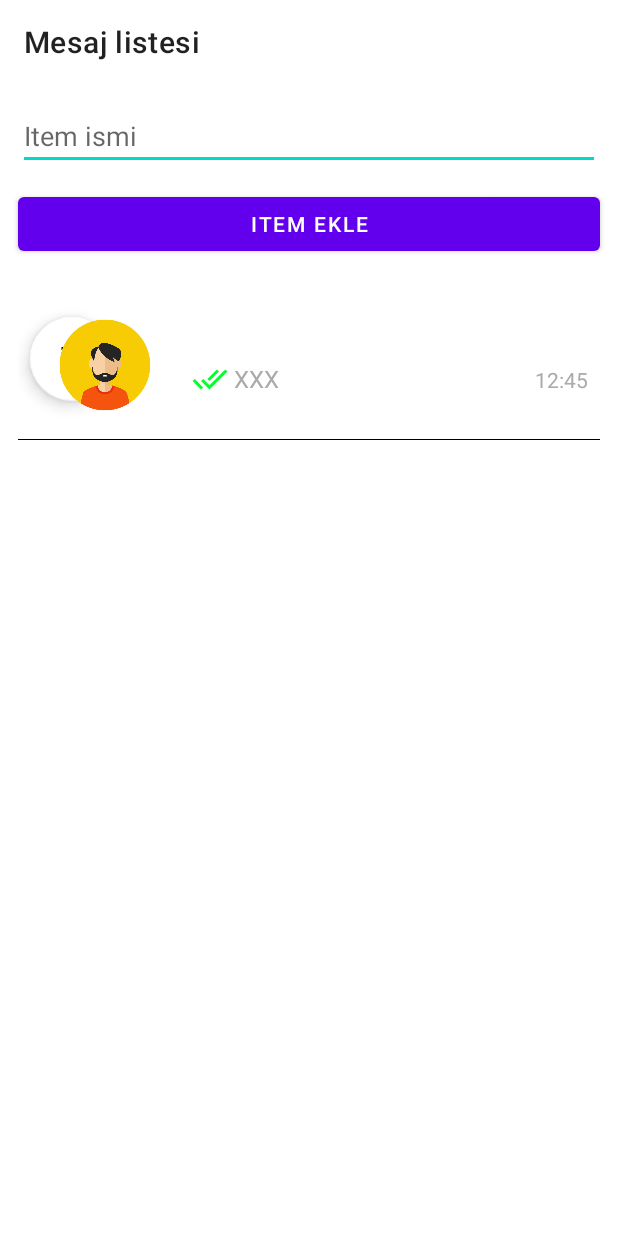
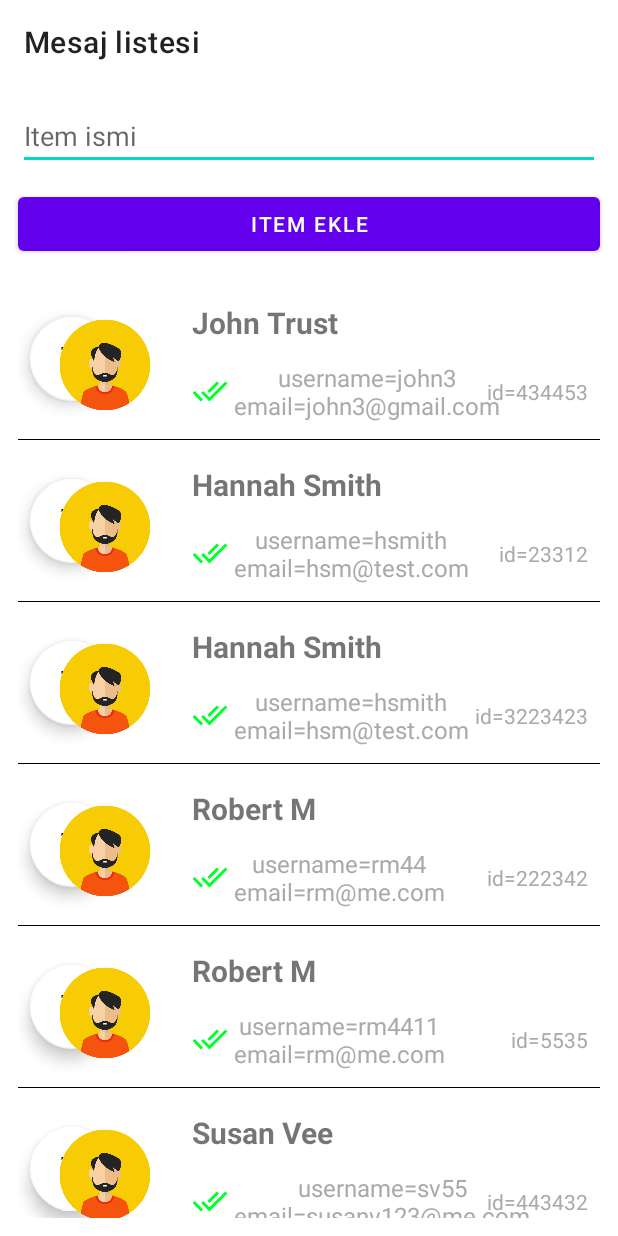
Before and after one commit to onurerdem/LearnKotlin, an Android app: the MessageListActivity screen opened directly, with no data from a screen before it, after a tap on "ITEM EKLE", on a phone screen of 412 x 824 dp. Run offline under Robolectric (Android 15) with nearby library versions, the phone set to English and light mode, and no system bars; our stand-ins replace Room's generated code; plain views replace SwipeLayout.

Commit message:
Proje güncellendi.

```diff
--- a/app/src/main/java/com/onurerdem/learnkotlin/MessageListActivity.kt
+++ b/app/src/main/java/com/onurerdem/learnkotlin/MessageListActivity.kt
@@ -18,6 +18,17 @@ class MessageListActivity : AppCompatActivity() {
     private lateinit var messageDao: MessageDao
     private var messageLiveData: MutableLiveData<String> = MutableLiveData()
 
+    var dump = LogDumpGetUnique().replace(",","\n")
+    var dump2 = dump.replace(";","\n")
+    var dump3 = ""
+    var tempId = ""
+    var tempName = ""
+    var tempUserName = ""
+    var tempEMail = ""
+    var reDump = ""
+    var dump4 = ""
+    var dump6 = ""
+
     override fun onCreate(savedInstanceState: Bundle?) {
         super.onCreate(savedInstanceState)
         binding = ActivityMessageListBinding.inflate(layoutInflater)
@@ -32,6 +43,56 @@ class MessageListActivity : AppCompatActivity() {
         messageList.add(MessageItem("Adna","Hayde",true,"13:34"))
         messageList.add(MessageItem("Onur erdem","Geldin mi",true,"13:34"))
         messageList.add(MessageItem("Emre","Ekmek al",false,"13:34"))*/
+
+        val arrSplit: List<String> = dump2.split("\n")
+        for (i in arrSplit) {
+            if(i.contains("id=") == false){
+                dump3 += i
+            }
+            if(i.contains("id=")){
+                tempId += i
+            }
+            if(i.contains("id=") == false && i.contains("username=") == false && i.contains("email=") == false){
+                tempName += i
+            }
+            if(i.contains("username=")){
+                tempUserName += i
+            }
+            if(i.contains("email=")){
+                tempEMail += i
+            }
+        }
+        var temp1 = tempId.trim()
+        var temp2 = tempName.trim()
+        var temp3 = tempUserName.trim()
+        var temp4 = tempEMail.trim()
+        //println(temp1)
+        var tempListId = temp1.split(" ").toTypedArray()
+        var tempListName = temp2.split("name=").toTypedArray()
+        var tempListUserName = temp3.split(" ").toTypedArray()
+        var tempListEMail = temp4.split(" ").toTypedArray()
+        var dumpList = dump3.split(" name=").toTypedArray()
+        for(x in 0..dumpList.size - 1){
+            reDump += dumpList.get(x) + " " + tempListId.get(x) + "\nname="
+        }
+        //println("-\n" + reDump.substring(0,reDump.length - 5) + "\n-\n")
+        val arrSplit2: List<String> = dump3.split(" name=")
+        for (j in arrSplit2) {
+            //if(j.contains(" name=")){
+            //for(k in arrSplit2){
+            //if(k == j){
+            dump4 += j + "\nname="
+            //}
+            //}
+            //}
+        }
+        //print(dump4.substring(0,dump4.length - 5))
+        //println("-")
+        var dump5 = dump4.split("\n").toTypedArray()
+        for (k in dump5){
+            dump6 += k + "\n"
+        }
+        //println(dump6.substring(0,dump6.length - 6))
 
         binding.apply {
             rvMessagelist.layoutManager = LinearLayoutManager(this@MessageListActivity, LinearLayoutManager.VERTICAL, false)
@@ -53,6 +114,10 @@ class MessageListActivity : AppCompatActivity() {
                 }
             })
 
+            for (l in 0..tempListId.size - 1){
+                messageDao.saveMessage(MessageItem(userName = tempListName.get(l + 1).trim(),userLastMessage = tempListUserName.get(l).trim() + "\n" + tempListEMail.get(l).trim(),isRead = false, messageTime = tempListId.get(l).trim()))
+            }
+
             btnAdded.setOnClickListener {
                 //insert
                 messageDao.saveMessage(MessageItem(userName = edtItem.text.toString(),userLastMessage = "XXX",isRead = false, messageTime = "12:45"))
@@ -61,4 +126,18 @@ class MessageListActivity : AppCompatActivity() {
             }
         }
     }
+    fun LogDumpGetUnique(): String {
+        var log_dump : String = "name=John Trust, username=john3, email=john3@gmail.com, id=434453; name=Hannah Smith, username=hsmith, email=hsm@test.com, id=23312; name=Hannah Smith, username=hsmith, id=3223423, email=hsm@test.com; name=Robert M, username=rm44, id=222342, email=rm@me.com; name=Robert M, username=rm4411, id=5535, email=rm@me.com; name=Susan Vee, username=sv55, id=443432, email=susanv123@me.com; name=Robert Nick, username=rnick33, id=23432, email=rnick@gmail.com; name=Robert Nick II, username=rnickTemp34, id=23432, email=rnick@gmail.com; name=Susan Vee, username=sv55, id=443432, email=susanv123@me.com;"
+
+        //var logDump = ""
+        /*val arrSplit: List<String> = log_dump.split("[, ; ]+")
+        for (i in arrSplit) {
+            if(i.contains("id=")){
+                logDump = i
+            }
+        }*/
+        //logDump.replace(",","\n")
+
+        return log_dump;
+    }
 }
```
